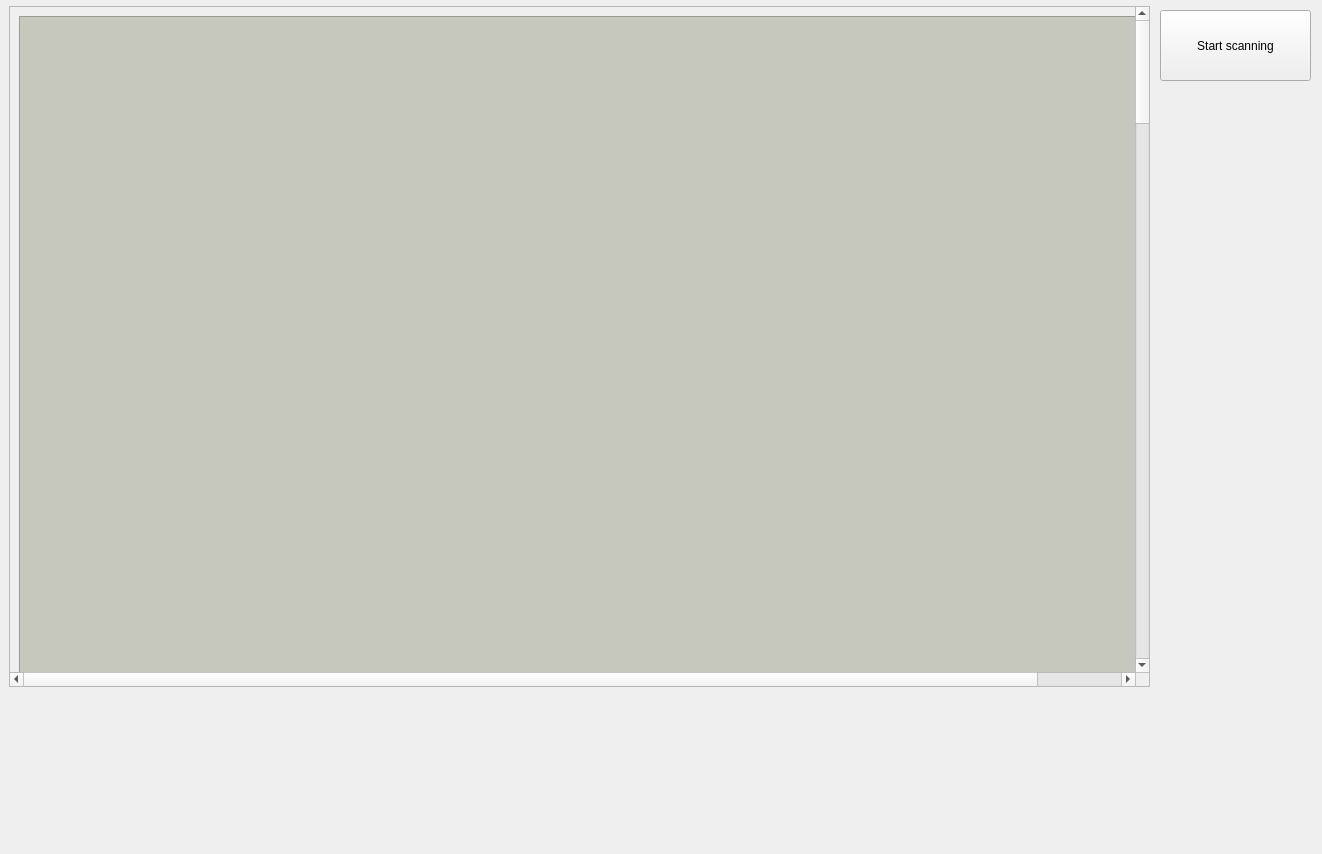
This is simple_gui.ui in Near8954/----------------- as Qt 5 draws it before an edit. The edited form follows.
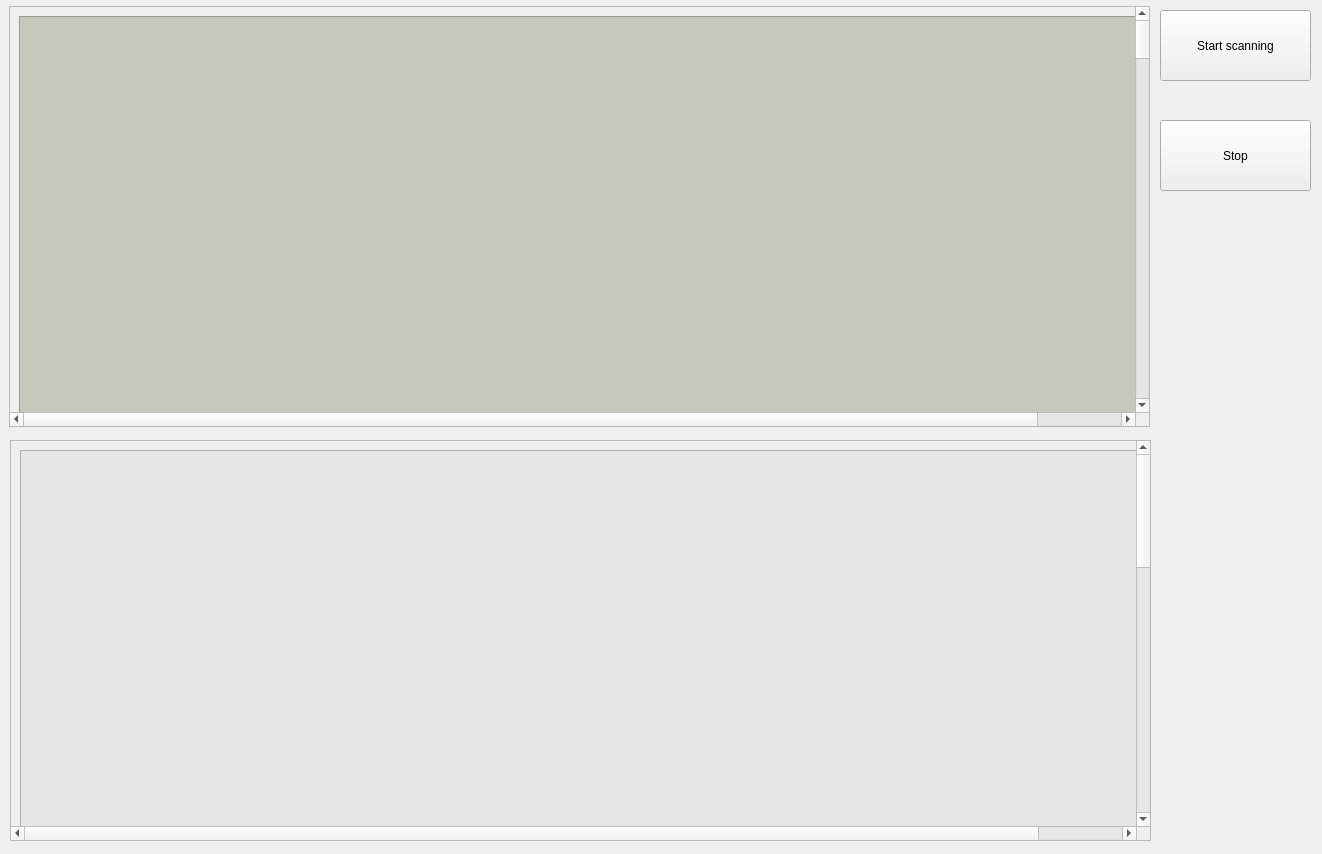
This is the edited form.

Commit message: pre relise

```diff
--- a/simple_gui.ui
+++ b/simple_gui.ui
@@ -468,7 +468,7 @@
      <x>9</x>
      <y>6</y>
      <width>1141</width>
-     <height>681</height>
+     <height>421</height>
     </rect>
    </property>
    <property name="widgetResizable">
@@ -477,8 +477,8 @@
    <widget class="QWidget" name="scrollAreaWidgetContents">
     <property name="geometry">
      <rect>
-      <x>0</x>
-      <y>0</y>
+      <x>-72</x>
+      <y>-398</y>
       <width>1222</width>
       <height>100022</height>
      </rect>
@@ -503,6 +503,57 @@
     </layout>
    </widget>
   </widget>
+  <widget class="QScrollArea" name="scrollArea_2">
+   <property name="geometry">
+    <rect>
+     <x>10</x>
+     <y>440</y>
+     <width>1141</width>
+     <height>401</height>
+    </rect>
+   </property>
+   <property name="widgetResizable">
+    <bool>true</bool>
+   </property>
+   <widget class="QWidget" name="scrollAreaWidgetContents_2">
+    <property name="geometry">
+     <rect>
+      <x>0</x>
+      <y>0</y>
+      <width>1222</width>
+      <height>1222</height>
+     </rect>
+    </property>
+    <layout class="QGridLayout" name="gridLayout_2">
+     <item row="0" column="0">
+      <widget class="QPlainTextEdit" name="plainTextEdit_2">
+       <property name="minimumSize">
+        <size>
+         <width>1200</width>
+         <height>1200</height>
+        </size>
+       </property>
+       <property name="styleSheet">
+        <string notr="true">background-color: rgb(230, 230, 230);</string>
+       </property>
+      </widget>
+     </item>
+    </layout>
+   </widget>
+  </widget>
+  <widget class="QPushButton" name="pushButton_2">
+   <property name="geometry">
+    <rect>
+     <x>1160</x>
+     <y>120</y>
+     <width>151</width>
+     <height>71</height>
+    </rect>
+   </property>
+   <property name="text">
+    <string>Stop</string>
+   </property>
+  </widget>
  </widget>
  <resources/>
  <connections/>
```
The commit also changes 2 other files.
